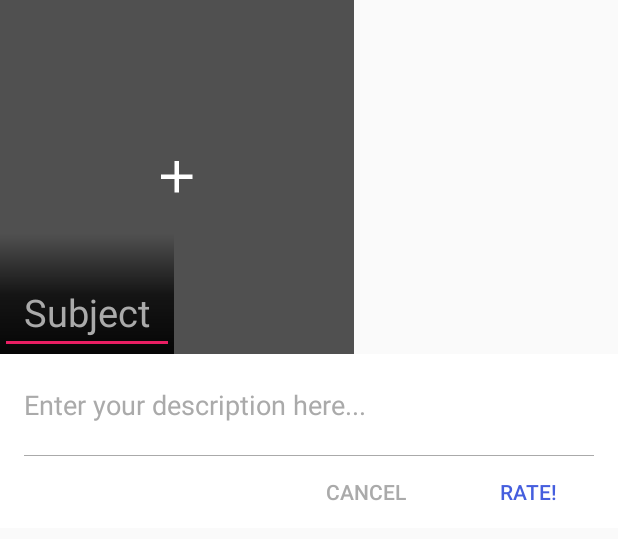
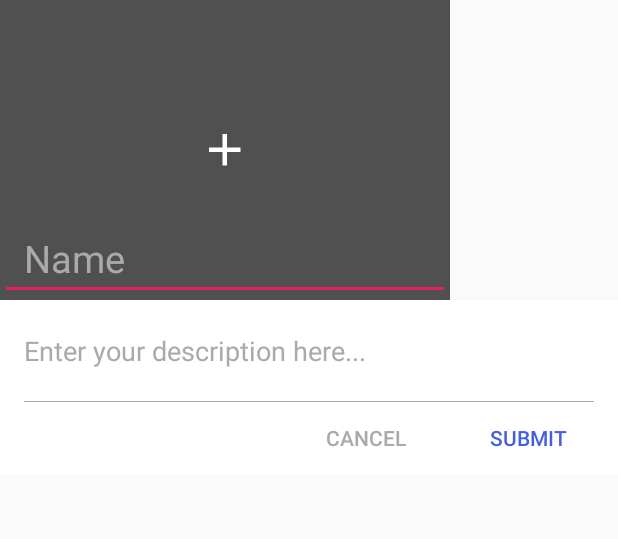
Before and after one commit to dcarr622/FourPly, an Android app: the layout fragment_add_bathroom.xml on its own in the app's theme, with its tools: preview values and no code run, on a phone screen of 412 x 824 dp. Shown: the top 539 px of the screen. Run offline under Robolectric (Android 15) with nearby library versions, the phone set to English and light mode, and no system bars.

Commit message:
AddBathroom UI Done

```diff
--- a/app/src/main/res/layout/fragment_add_bathroom.xml
+++ b/app/src/main/res/layout/fragment_add_bathroom.xml
@@ -4,21 +4,27 @@
     android:orientation="vertical" android:layout_width="match_parent"
     android:layout_height="wrap_content">
     <FrameLayout
-        android:layout_width="wrap_content"
+        android:layout_width="300dp"
         android:layout_height="wrap_content">
+        <FrameLayout
+            android:layout_width="match_parent"
+            android:layout_height="200dp"
+            android:orientation="vertical"
+            android:layout_gravity="bottom"
+            >
             <ImageView
                 android:id="@+id/addbanner"
-            android:layout_width="wrap_content"
-            android:layout_height="wrap_content"
-            android:scaleType="centerCrop"
+                android:layout_width="match_parent"
+                android:layout_height="match_parent"
+                android:scaleType="center"
                 android:background="@color/dark_grey"
                 android:src="@drawable/ic_add_white_36dp"
                 android:padding="100dp"
                 />
+        </FrameLayout>
         <FrameLayout
             android:layout_width="match_parent"
             android:layout_height="80dp"
-            android:background="@drawable/bkgrnd_text"
             android:orientation="vertical"
             android:layout_gravity="bottom"
             >
@@ -29,7 +35,7 @@
                 android:layout_gravity="bottom"
                 android:paddingStart="16dp"
                 android:paddingEnd="16dp"
-                android:hint="Subject"
+                android:hint="Name"
                 android:textColor="@android:color/white"
                 android:textColorHint="@android:color/darker_gray"
                 android:textSize="25sp"
@@ -84,7 +90,7 @@
                 android:layout_marginLeft="20dp"
                 android:background="@android:color/transparent"
                 android:textColor="?attr/colorPrimaryDark"
-                android:text="Rate!"
+                android:text="Submit"
                 />
         </LinearLayout>
     </LinearLayout>
```
Also changed, not shown: app/src/main/java/perihelion/io/fourply/AddBathroomFragment.java (+50 -3 lines). Lines whose indentation alone changed are shown as unchanged.
